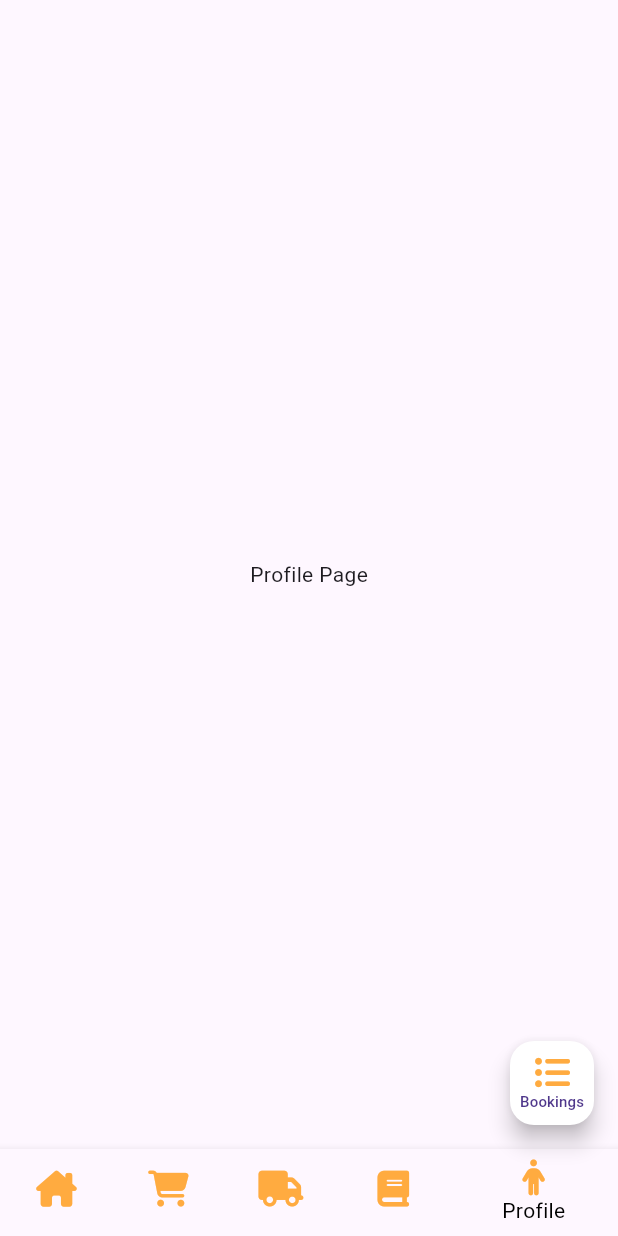
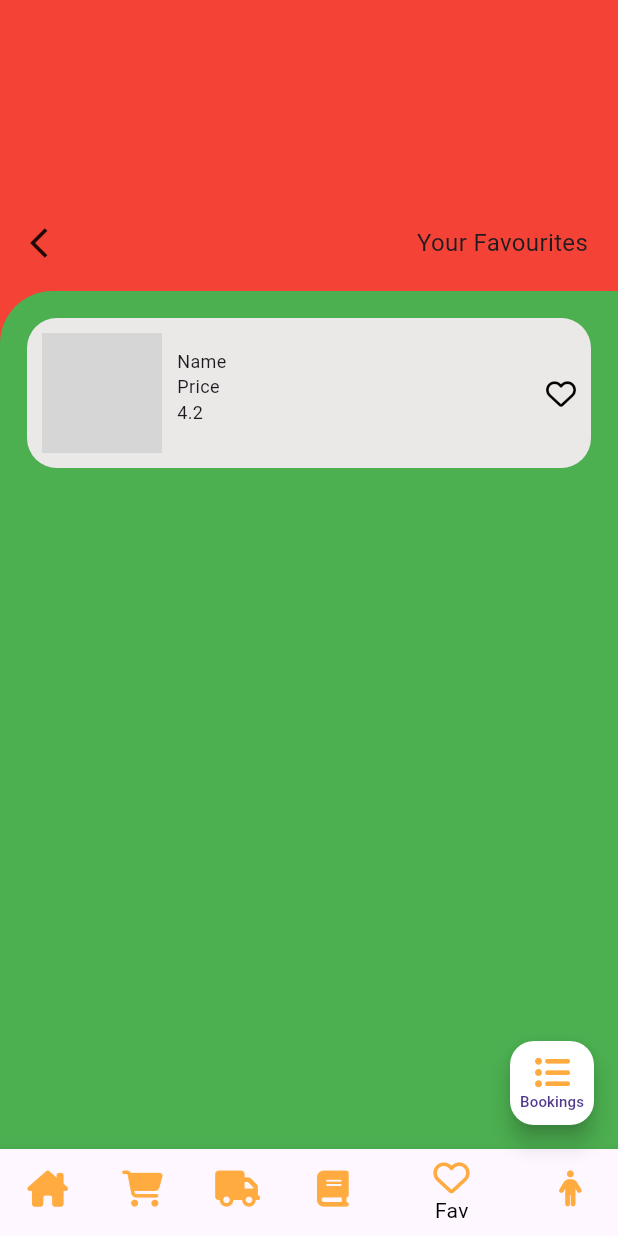
Before and after one commit to salim1007/flutterCateringApp, a Flutter app: the MainLayout screen opened directly with empty values, swiped to page 5, on a phone screen of 412 x 824 dp. Run offline on Flutter 3.47's test engine with Material 3 defaults, Android fonts, the phone set to English and light mode, and no system bars; our stand-ins replace carousel_slider, dio, font_awesome_flutter, geocoding, geolocator, lottie and 2 more; accounts and stored records are empty; network calls fail; statements that could not run were skipped; grey boxes are pictures that could not be loaded.

Commit message:
nineth comm

```diff
--- a/lib/main.dart
+++ b/lib/main.dart
@@ -4,6 +4,7 @@ import 'package:food_delivery_app/main_layout.dart';
 import 'package:food_delivery_app/screens/auth_page.dart';
 import 'package:food_delivery_app/screens/book_list.dart';
 import 'package:food_delivery_app/screens/cart_page.dart';
+import 'package:food_delivery_app/screens/favourites_page.dart';
 import 'package:food_delivery_app/screens/item_details.dart';
 import 'package:food_delivery_app/screens/order_page.dart';
 import 'package:food_delivery_app/screens/otp_verification.dart';
@@ -36,7 +37,8 @@ class MyApp extends StatelessWidget {
         'cart_page': (context) => const CartsPage(),
         'orders_page': (context) => const OrdersPage(),
         'book_list':(context) => const BookList(),
-        'search_page':(context) => const SearchPage()
+        'search_page':(context) => const SearchPage(),
+        'favourites_page' : (context) => const FavouritesPage()
       },
     );
   }
--- a/lib/main_layout.dart
+++ b/lib/main_layout.dart
@@ -3,6 +3,7 @@ import 'package:font_awesome_flutter/font_awesome_flutter.dart';
 import 'package:food_delivery_app/main.dart';
 import 'package:food_delivery_app/screens/booking_page.dart';
 import 'package:food_delivery_app/screens/cart_page.dart';
+import 'package:food_delivery_app/screens/favourites_page.dart';
 import 'package:food_delivery_app/screens/home_page.dart';
 import 'package:food_delivery_app/screens/order_page.dart';
 import 'package:food_delivery_app/screens/profile_page.dart';
@@ -35,6 +36,7 @@ class _MainLayoutState extends State<MainLayout> {
           CartsPage(),
           OrdersPage(),
           BookingPage(),
+          FavouritesPage(),
           ProfilePage(),
         ],
       ),
@@ -44,15 +46,20 @@ class _MainLayoutState extends State<MainLayout> {
             child: Column(
               children: [
                 SizedBox(height: 9),
-            Icon(FontAwesomeIcons.listUl, color: Colors.orangeAccent,),
-            Text('Bookings', style: TextStyle(fontSize: 10),)
+                Icon(
+                  FontAwesomeIcons.listUl,
+                  color: Colors.orangeAccent,
+                ),
+                Text(
+                  'Bookings',
+                  style: TextStyle(fontSize: 10),
+                )
               ],
             ),
           ),
           onPressed: () {
             MyApp.navigatorKey.currentState!.pushNamed('book_list');
-        }
-        ),
+          }),
       bottomNavigationBar: BottomNavigationBar(
         currentIndex: currentPage,
         onTap: (page) {
@@ -80,6 +87,9 @@ class _MainLayoutState extends State<MainLayout> {
               icon: FaIcon(FontAwesomeIcons.book, color: Colors.orangeAccent),
               label: 'Book'),
           BottomNavigationBarItem(
+              icon: FaIcon(FontAwesomeIcons.heart, color: Colors.orangeAccent),
+              label: 'Fav'),
+          BottomNavigationBarItem(
               icon: FaIcon(FontAwesomeIcons.person, color: Colors.orangeAccent),
               label: 'Profile'),
         ],
--- /dev/null
+++ b/lib/screens/favourites_page.dart
@@ -0,0 +1,124 @@
+import 'package:flutter/material.dart';
+import 'package:font_awesome_flutter/font_awesome_flutter.dart';
+
+class FavouritesPage extends StatefulWidget {
+  const FavouritesPage({super.key});
+
+  @override
+  State<FavouritesPage> createState() => _FavouritesPageState();
+}
+
+class _FavouritesPageState extends State<FavouritesPage> {
+  @override
+  Widget build(BuildContext context) {
+    return SafeArea(
+      child: Scaffold(
+        backgroundColor: Colors.blue,
+        body: Container(
+          width: double.infinity,
+          decoration: BoxDecoration(
+            color: Colors.red,
+          ),
+          padding: EdgeInsets.only(top: 130),
+          child: Column(
+            children: [
+              Container(
+                padding: EdgeInsets.all(20),
+                child: Row(
+                  mainAxisAlignment: MainAxisAlignment.spaceBetween,
+                  children: [
+                    Icon(Icons.arrow_back_ios),
+                    Text(
+                      'Your Favourites',
+                      style: TextStyle(fontSize: 16),
+                    )
+                  ],
+                ),
+              ),
+              Expanded(
+                child: Container(
+                  width: double.infinity,
+                  decoration: BoxDecoration(
+                      color: Colors.green,
+                      borderRadius:
+                          BorderRadius.only(topLeft: Radius.circular(35))),
+                  child: Column(
+                    children: [
+                      Container(
+                        height: 100,
+                        padding: EdgeInsets.all(10),
+                        margin: EdgeInsets.all(18),
+                        decoration: BoxDecoration(
+                            color: Color.fromARGB(255, 235, 233, 232),
+                            borderRadius: BorderRadius.circular(20)),
+                        child: Row(
+                          mainAxisAlignment: MainAxisAlignment.spaceBetween,
+                          children: [
+                            Row(
+                              children: [
+                                Container(
+                                  height: 80,
+                                  width: 80,
+                                  padding: EdgeInsets.all(0),
+                                  decoration: BoxDecoration(
+                                      borderRadius: BorderRadius.circular(10),
+                                      color: Colors.amber,
+                                      image: DecorationImage(
+                                          image: NetworkImage(''),
+                                          fit: BoxFit.cover)),
+                                ),
+                                Container(
+                                  padding: EdgeInsets.all(10),
+                                  decoration: BoxDecoration(
+                                      borderRadius: BorderRadius.circular(10)),
+                                  child: Column(
+                                      mainAxisAlignment:
+                                          MainAxisAlignment.start,
+                                      crossAxisAlignment:
+                                          CrossAxisAlignment.start,
+                                      children: [
+                                        Text(
+                                          //
+                                          'Name',
+                                          style: TextStyle(fontSize: 12),
+                                        ),
+                                        Text(
+                                          'Price',
+                                          style: TextStyle(fontSize: 12),
+                                        ),
+                                        Text(
+                                          '4.2',
+                                          style: TextStyle(fontSize: 12),
+                                        )
+                                      ]),
+                                ),
+                              ],
+                            ),
+                            Row(children: [
+                              GestureDetector(
+                                onTap: () async {},
+                                child: Container(
+                                  child: Icon(
+                                    FontAwesomeIcons.heart,
+                                    color: Colors.black,
+                                    size: 20,
+                                  ),
+                                  decoration: BoxDecoration(
+                                      borderRadius: BorderRadius.circular(10)),
+                                ),
+                              ),
+                            ]),
+                          ],
+                        ),
+                      )
+                    ],
+                  ),
+                ),
+              )
+            ],
+          ),
+        ),
+      ),
+    );
+  }
+}
```
Also changed, not shown: lib/components/login_form.dart (+48 -36 lines), lib/models/auth_model.dart (added, +51 -0 lines), lib/screens/item_details.dart (+6 -1 lines), lib/screens/order_page.dart (+6 -6 lines). Lines whose indentation alone changed are shown as unchanged.
